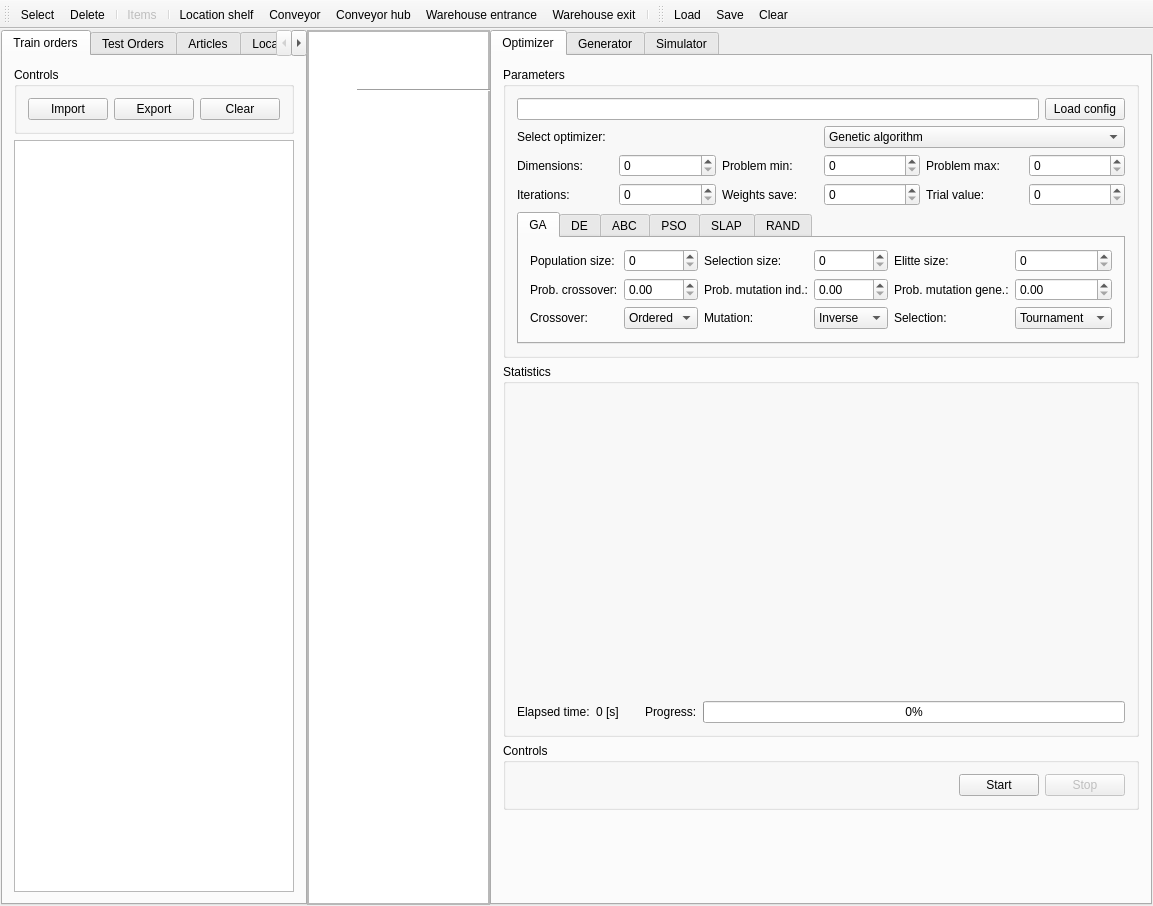
Old version of the form src/gui/mainwindow.ui in the repository kocica/warehouse-manager.
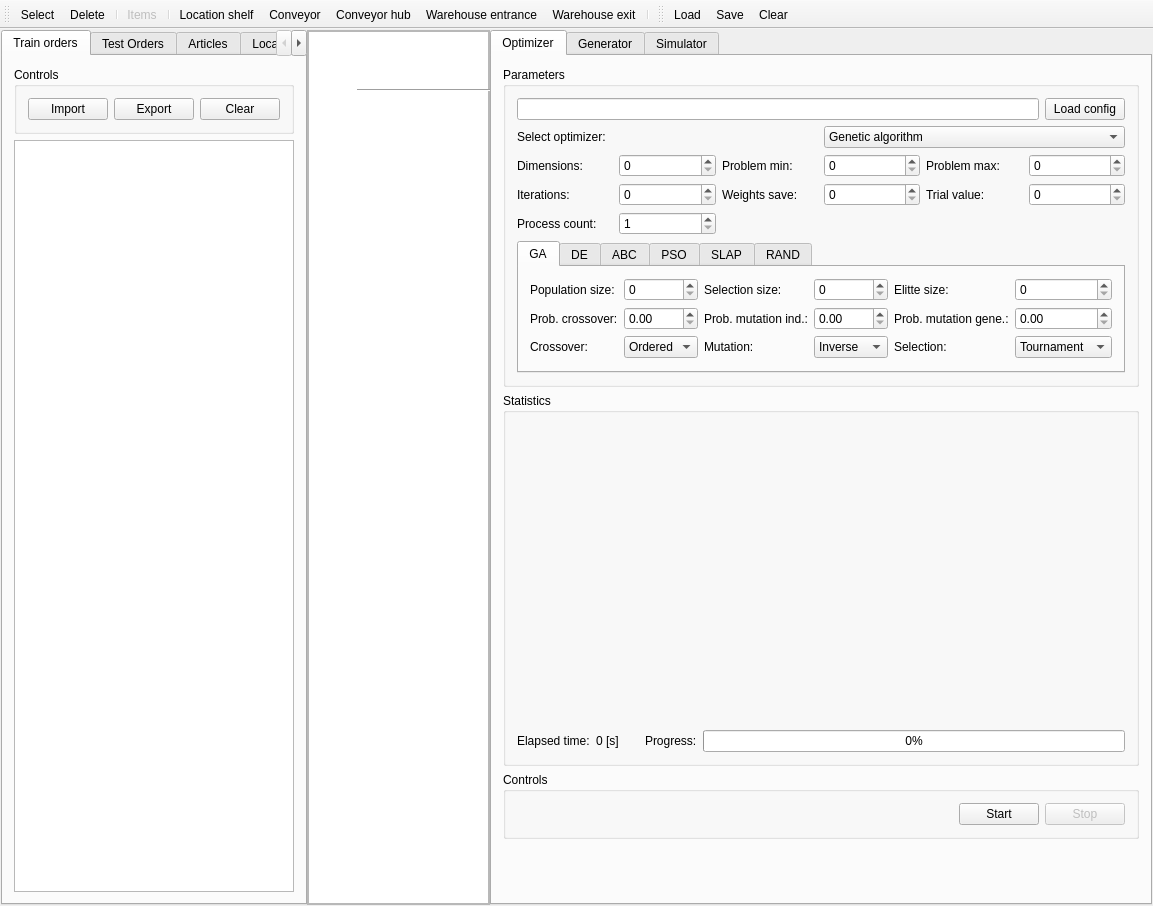
New version of the form. Icons and pictures are not drawn. Custom widgets are drawn as their Qt base class.

Commit message: UI Process Count

What changed in the file:
```diff
--- a/src/gui/mainwindow.ui
+++ b/src/gui/mainwindow.ui
@@ -469,6 +469,23 @@
                    </property>
                   </widget>
                  </item>
+                 <item row="2" column="0">
+                  <widget class="QLabel" name="procCountLabel">
+                   <property name="text">
+                    <string>Process count:</string>
+                   </property>
+                  </widget>
+                 </item>
+                 <item row="2" column="1">
+                  <widget class="QSpinBox" name="procCount">
+                   <property name="minimum">
+                    <number>1</number>
+                   </property>
+                   <property name="maximum">
+                    <number>1000</number>
+                   </property>
+                  </widget>
+                 </item>
                 </layout>
                </item>
                <item>
```
Left out of the diff: 42 changed lines with no effect on the pictures. The commit also changes 1 other file.
